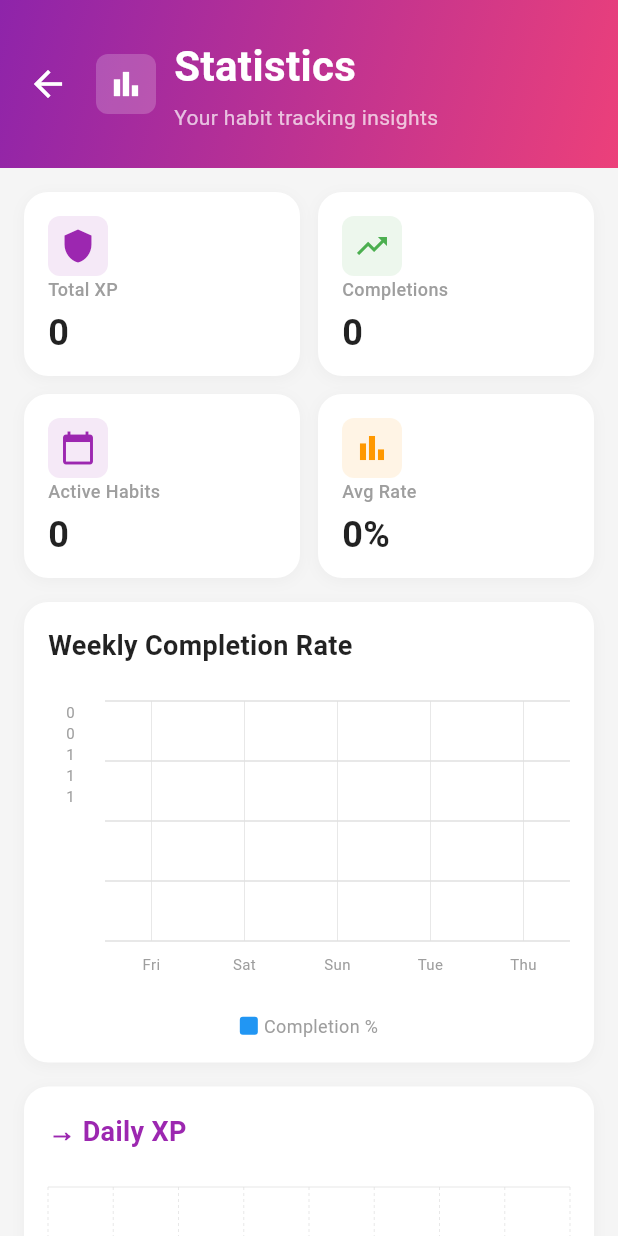
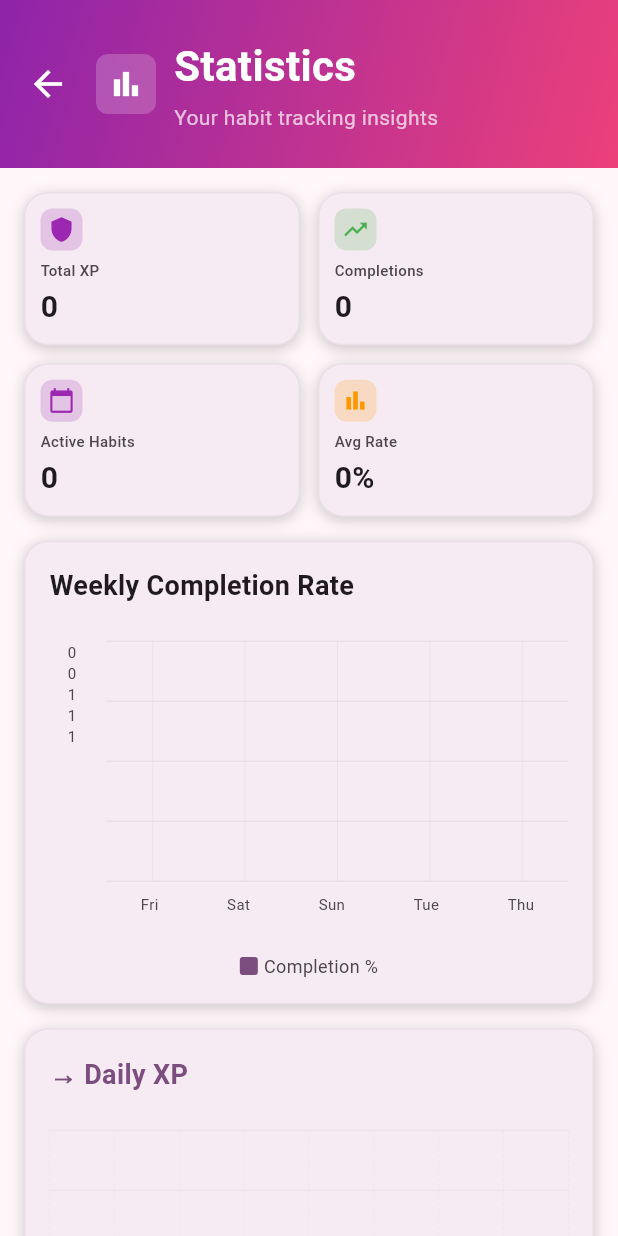
Before and after one commit to erenayar-12/CS310-Group-21, a Flutter app: the StatisticsScreen screen opened directly, on a phone screen of 412 x 824 dp. Run offline on Flutter 3.47's test engine with Material 3 defaults, Android fonts, the phone set to English and light mode, and no system bars; our stand-ins replace sqflite, sqflite_common_ffi; accounts and stored records are empty.

Commit message:
feat: Update statistics page with dark theme and fix overflow issues

```diff
--- a/lib/screens/statistics/statistics_view.dart
+++ b/lib/screens/statistics/statistics_view.dart
@@ -107,13 +107,18 @@ class _StatisticsScreenState extends State<StatisticsScreen> {
 
   @override
   Widget build(BuildContext context) {
+    final theme = Theme.of(context);
     return Scaffold(
-      backgroundColor: Colors.grey.shade100, // Light grey background
+      backgroundColor: theme.colorScheme.surface,
       body: SafeArea(
         child: _isLoading
-            ? const Center(child: CircularProgressIndicator())
+            ? Center(
+                child: CircularProgressIndicator(
+                  color: theme.colorScheme.primary,
+                ),
+              )
             : SingleChildScrollView(
-          padding: const EdgeInsets.only(bottom: 16), // Add bottom padding
+          padding: const EdgeInsets.only(bottom: 16),
           child: Column(
             children: [
               _buildHeader(),
@@ -206,7 +211,7 @@ class _StatisticsScreenState extends State<StatisticsScreen> {
       physics: const NeverScrollableScrollPhysics(),
       crossAxisSpacing: 12,
       mainAxisSpacing: 12,
-      childAspectRatio: 1.5,
+      childAspectRatio: 1.8,
       children: [
         _buildStatCard(
           icon: Icons.shield,
@@ -242,52 +247,59 @@ class _StatisticsScreenState extends State<StatisticsScreen> {
     required String label,
     required String value,
   }) {
+    final theme = Theme.of(context);
     return Container(
       decoration: BoxDecoration(
-        color: Colors.white,
+        color: theme.colorScheme.surfaceContainer,
         borderRadius: BorderRadius.circular(16),
+        border: Border.all(
+          color: theme.colorScheme.outlineVariant.withOpacity(0.3),
+          width: 1,
+        ),
         boxShadow: [
           BoxShadow(
-            color: Colors.grey.withOpacity(0.1),
+            color: Colors.black.withOpacity(0.2),
             blurRadius: 8,
             offset: const Offset(0, 2),
           ),
         ],
       ),
-      padding: const EdgeInsets.all(16),
+      padding: const EdgeInsets.all(10),
       child: Column(
         crossAxisAlignment: CrossAxisAlignment.start,
-        mainAxisAlignment: MainAxisAlignment.spaceBetween,
+        mainAxisSize: MainAxisSize.min,
         children: [
           Container(
-            padding: const EdgeInsets.all(8),
+            padding: const EdgeInsets.all(5),
             decoration: BoxDecoration(
-              color: iconColor.withOpacity(0.1),
+              color: iconColor.withOpacity(0.2),
               borderRadius: BorderRadius.circular(8),
             ),
-            child: Icon(icon, color: iconColor, size: 24),
+            child: Icon(icon, color: iconColor, size: 18),
           ),
-          Column(
-            crossAxisAlignment: CrossAxisAlignment.start,
-            children: [
+          const SizedBox(height: 6),
           Text(
             label,
-                style: const TextStyle(
-                  fontSize: 12,
-                  color: Colors.grey,
+            style: TextStyle(
+              fontSize: 10,
+              color: theme.colorScheme.onSurfaceVariant,
               fontWeight: FontWeight.w500,
             ),
+            maxLines: 1,
+            overflow: TextOverflow.ellipsis,
           ),
-              const SizedBox(height: 4),
-              Text(
+          const SizedBox(height: 3),
+          FittedBox(
+            fit: BoxFit.scaleDown,
+            alignment: Alignment.centerLeft,
+            child: Text(
               value,
-                style: const TextStyle(
-                  fontSize: 24,
+              style: TextStyle(
+                fontSize: 20,
                 fontWeight: FontWeight.bold,
-                  color: Colors.black87,
+                color: theme.colorScheme.onSurface,
               ),
             ),
-            ],
           ),
         ],
       ),
@@ -295,15 +307,20 @@ class _StatisticsScreenState extends State<StatisticsScreen> {
   }
 
   Widget _buildWeeklyCompletionGraph() {
+    final theme = Theme.of(context);
     return Container(
       margin: const EdgeInsets.symmetric(horizontal: 16),
       padding: const EdgeInsets.all(16),
       decoration: BoxDecoration(
-        color: Colors.white,
+        color: theme.colorScheme.surfaceContainer,
         borderRadius: BorderRadius.circular(16),
+        border: Border.all(
+          color: theme.colorScheme.outlineVariant.withOpacity(0.3),
+          width: 1,
+        ),
         boxShadow: [
           BoxShadow(
-            color: Colors.grey.withOpacity(0.1),
+            color: Colors.black.withOpacity(0.2),
             blurRadius: 8,
             offset: const Offset(0, 2),
           ),
@@ -312,19 +329,19 @@ class _StatisticsScreenState extends State<StatisticsScreen> {
       child: Column(
         crossAxisAlignment: CrossAxisAlignment.start,
         children: [
-          const Text(
+          Text(
             'Weekly Completion Rate',
             style: TextStyle(
               fontSize: 18,
               fontWeight: FontWeight.bold,
-              color: Colors.black87,
+              color: theme.colorScheme.onSurface,
             ),
           ),
           const SizedBox(height: 24),
           SizedBox(
             height: 200,
             child: _WeeklyCompletionChart(
-              data: _weeklyCompletion, // This is already List<double>
+              data: _weeklyCompletion,
             ),
           ),
           const SizedBox(height: 8),
@@ -335,14 +352,17 @@ class _StatisticsScreenState extends State<StatisticsScreen> {
                 width: 12,
                 height: 12,
                 decoration: BoxDecoration(
-                  color: Colors.blue,
+                  color: theme.colorScheme.primary,
                   borderRadius: BorderRadius.circular(2),
                 ),
               ),
               const SizedBox(width: 4),
-              const Text(
+              Text(
                 'Completion %',
-                style: TextStyle(fontSize: 12, color: Colors.grey),
+                style: TextStyle(
+                  fontSize: 12,
+                  color: theme.colorScheme.onSurfaceVariant,
+                ),
               ),
             ],
           ),
@@ -352,15 +372,20 @@ class _StatisticsScreenState extends State<StatisticsScreen> {
   }
 
   Widget _buildXPOver30Days() {
+    final theme = Theme.of(context);
     return Container(
-      margin: const EdgeInsets.symmetric(horizontal: 16), // Consistent padding
+      margin: const EdgeInsets.symmetric(horizontal: 16),
       padding: const EdgeInsets.all(16),
       decoration: BoxDecoration(
-        color: Colors.white,
+        color: theme.colorScheme.surfaceContainer,
         borderRadius: BorderRadius.circular(16),
+        border: Border.all(
+          color: theme.colorScheme.outlineVariant.withOpacity(0.3),
+          width: 1,
+        ),
         boxShadow: [
           BoxShadow(
-            color: Colors.grey.withOpacity(0.1),
+            color: Colors.black.withOpacity(0.2),
             blurRadius: 8,
             offset: const Offset(0, 2),
           ),
@@ -369,18 +394,18 @@ class _StatisticsScreenState extends State<StatisticsScreen> {
       child: Column(
         crossAxisAlignment: CrossAxisAlignment.start,
         children: [
-          const Text(
+          Text(
             '→ Daily XP',
             style: TextStyle(
               fontSize: 18,
               fontWeight: FontWeight.bold,
-              color: Colors.purple,
+              color: theme.colorScheme.primary,
             ),
           ),
           const SizedBox(height: 24),
           SizedBox(
             height: 200,
-            child: _DailyXPChart(data: _dailyXPList), // Use real data
+            child: _DailyXPChart(data: _dailyXPList),
           ),
         ],
       ),
@@ -388,21 +413,26 @@ class _StatisticsScreenState extends State<StatisticsScreen> {
   }
 
   Widget _buildHabitCompletions() {
+    final theme = Theme.of(context);
     return Container(
-      margin: const EdgeInsets.symmetric(horizontal: 16), // Consistent padding
+      margin: const EdgeInsets.symmetric(horizontal: 16),
       padding: const EdgeInsets.all(16),
       decoration: BoxDecoration(
-        color: Colors.white,
+        color: theme.colorScheme.surfaceContainer,
         borderRadius: BorderRadius.circular(16),
+        border: Border.all(
+          color: theme.colorScheme.outlineVariant.withOpacity(0.3),
+          width: 1,
+        ),
         boxShadow: [
           BoxShadow(
-            color: Colors.grey.withOpacity(0.1),
+            color: Colors.black.withOpacity(0.2),
             blurRadius: 8,
             offset: const Offset(0, 2),
           ),
         ],
       ),
-      child: const Column(
+      child: Column(
         crossAxisAlignment: CrossAxisAlignment.start,
         children: [
           Text(
@@ -410,10 +440,10 @@ class _StatisticsScreenState extends State<StatisticsScreen> {
             style: TextStyle(
               fontSize: 18,
               fontWeight: FontWeight.bold,
-              color: Colors.black87,
+              color: theme.colorScheme.onSurface,
             ),
           ),
-          SizedBox(height: 16),
+          const SizedBox(height: 16),
           // Empty state - can be filled with actual data later
         ],
       ),
@@ -421,6 +451,7 @@ class _StatisticsScreenState extends State<StatisticsScreen> {
   }
 
   Widget _buildCompletionDetails() {
+    final theme = Theme.of(context);
     // Get habits with completion counts
     final habitDetails = _habits.map((habit) {
       return _HabitDetail(
@@ -433,21 +464,25 @@ class _StatisticsScreenState extends State<StatisticsScreen> {
     // Add dummy habits if needed for demo
     if (habitDetails.isEmpty) {
       habitDetails.addAll([
-        _HabitDetail(name: 'Morning Exercise', color: Colors.blue, count: 0),
-        _HabitDetail(name: 'Read a Book', color: Colors.purple, count: 0),
-        _HabitDetail(name: 'Drink Water', color: Colors.green, count: 0),
+        _HabitDetail(name: 'Morning Exercise', color: Colors.blue.shade400, count: 0),
+        _HabitDetail(name: 'Read a Book', color: Colors.purple.shade400, count: 0),
+        _HabitDetail(name: 'Drink Water', color: Colors.green.shade400, count: 0),
       ]);
     }
 
     return Container(
-      margin: const EdgeInsets.symmetric(horizontal: 16), // Consistent padding
+      margin: const EdgeInsets.symmetric(horizontal: 16),
       padding: const EdgeInsets.all(16),
       decoration: BoxDecoration(
-        color: Colors.white,
+        color: theme.colorScheme.surfaceContainer,
         borderRadius: BorderRadius.circular(16),
+        border: Border.all(
+          color: theme.colorScheme.outlineVariant.withOpacity(0.3),
+          width: 1,
+        ),
         boxShadow: [
           BoxShadow(
-            color: Colors.grey.withOpacity(0.1),
+            color: Colors.black.withOpacity(0.2),
             blurRadius: 8,
             offset: const Offset(0, 2),
           ),
@@ -456,12 +491,12 @@ class _StatisticsScreenState extends State<StatisticsScreen> {
       child: Column(
         crossAxisAlignment: CrossAxisAlignment.start,
         children: [
-          const Text(
+          Text(
             'Completion Details',
             style: TextStyle(
               fontSize: 18,
               fontWeight: FontWeight.bold,
-              color: Colors.black87,
+              color: theme.colorScheme.onSurface,
             ),
           ),
           const SizedBox(height: 16),
@@ -472,6 +507,7 @@ class _StatisticsScreenState extends State<StatisticsScreen> {
   }
 
   Widget _buildHabitDetailRow(_HabitDetail detail) {
+    final theme = Theme.of(context);
     final displayName = detail.name.length > 20
         ? '${detail.name.substring(0, 20)}...'
         : detail.name;
@@ -486,24 +522,31 @@ class _StatisticsScreenState extends State<StatisticsScreen> {
             decoration: BoxDecoration(
               color: detail.color,
               shape: BoxShape.circle,
+              boxShadow: [
+                BoxShadow(
+                  color: detail.color.withOpacity(0.5),
+                  blurRadius: 4,
+                  spreadRadius: 1,
+                ),
+              ],
             ),
           ),
           const SizedBox(width: 12),
           Expanded(
             child: Text(
               displayName,
-              style: const TextStyle(
+              style: TextStyle(
                 fontSize: 14,
-                color: Colors.black87,
+                color: theme.colorScheme.onSurface,
               ),
             ),
           ),
           Text(
             '${detail.count}',
-            style: const TextStyle(
+            style: TextStyle(
               fontSize: 14,
               fontWeight: FontWeight.bold,
-              color: Colors.black87,
+              color: theme.colorScheme.onSurface,
             ),
           ),
         ],
@@ -512,11 +555,11 @@ class _StatisticsScreenState extends State<StatisticsScreen> {
   }
 
   Color _getHabitColor(String emoji) {
-    // Map emojis to colors, or use default
-    if (emoji.contains('🏃') || emoji.contains('💪')) return Colors.blue;
-    if (emoji.contains('📚') || emoji.contains('📖')) return Colors.purple;
-    if (emoji.contains('💧') || emoji.contains('🥤')) return Colors.green;
-    return Colors.grey;
+    // Map emojis to colors, or use default (lighter colors for dark theme)
+    if (emoji.contains('🏃') || emoji.contains('💪')) return Colors.blue.shade400;
+    if (emoji.contains('📚') || emoji.contains('📖')) return Colors.purple.shade400;
+    if (emoji.contains('💧') || emoji.contains('🥤')) return Colors.green.shade400;
+    return Colors.grey.shade400;
   }
 }
 
@@ -542,6 +585,7 @@ class _WeeklyCompletionChart extends StatelessWidget {
 
   @override
   Widget build(BuildContext context) {
+    final theme = Theme.of(context);
     final maxValue = data.isEmpty ? 4.0 : data.reduce(math.max).clamp(1.0, 4.0);
     final chartHeight = 160.0;
     final chartWidth = MediaQuery.of(context).size.width - 64;
@@ -560,7 +604,10 @@ class _WeeklyCompletionChart extends StatelessWidget {
                   final value = maxValue - (index * (maxValue / 4));
                   return Text(
                     value.toStringAsFixed(0),
-                    style: const TextStyle(fontSize: 10, color: Colors.grey),
+                    style: TextStyle(
+                      fontSize: 10,
+                      color: theme.colorScheme.onSurfaceVariant,
+                    ),
                   );
                 }).reversed.toList(),
               ),
@@ -571,7 +618,11 @@ class _WeeklyCompletionChart extends StatelessWidget {
               child: SizedBox(
                 height: chartHeight,
                 child: CustomPaint(
-                  painter: _WeeklyChartPainter(data: data, maxValue: maxValue),
+                  painter: _WeeklyChartPainter(
+                    data: data,
+                    maxValue: maxValue,
+                    gridColor: theme.colorScheme.outlineVariant,
+                  ),
                   size: Size(chartWidth, chartHeight),
                 ),
               ),
@@ -585,12 +636,16 @@ class _WeeklyCompletionChart extends StatelessWidget {
           child: Row(
             mainAxisAlignment: MainAxisAlignment.spaceAround,
             children: labels.map((label) {
-              return SizedBox(
-                width: (chartWidth - 40) / labels.length,
+              return Flexible(
                 child: Text(
                   label,
                   textAlign: TextAlign.center,
-                  style: const TextStyle(fontSize: 10, color: Colors.grey),
+                  style: TextStyle(
+                    fontSize: 10,
+                    color: theme.colorScheme.onSurfaceVariant,
+                  ),
+                  overflow: TextOverflow.ellipsis,
+                  maxLines: 1,
                 ),
               );
             }).toList(),
@@ -604,13 +659,18 @@ class _WeeklyCompletionChart extends StatelessWidget {
 class _WeeklyChartPainter extends CustomPainter {
   final List<double> data;
   final double maxValue;
+  final Color gridColor;
 
-  _WeeklyChartPainter({required this.data, required this.maxValue});
+  _WeeklyChartPainter({
+    required this.data,
+    required this.maxValue,
+    required this.gridColor,
+  });
 
   @override
   void paint(Canvas canvas, Size size) {
     final paint = Paint()
-      ..color = Colors.grey.shade300
+      ..color = gridColor.withOpacity(0.3)
       ..strokeWidth = 1;
 
     // Draw grid lines
@@ -634,17 +694,18 @@ class _WeeklyChartPainter extends CustomPainter {
       );
     }
 
-    // Draw bars (empty for now as per screenshot)
-    // Uncomment to show actual data:
-    // final barPaint = Paint()..color = Colors.blue;
-    // for (int i = 0; i < data.length; i++) {
-    //   final barHeight = (data[i] / maxValue) * size.height;
-    //   final x = i * barWidth;
-    //   canvas.drawRect(
-    //     Rect.fromLTWH(x + 10, size.height - barHeight, barWidth - 20, barHeight),
-    //     barPaint,
-    //   );
-    // }
+    // Draw bars with actual data
+    final barPaint = Paint()..color = const Color(0xFF6A4BFF);
+    for (int i = 0; i < data.length; i++) {
+      final barHeight = (data[i] / maxValue) * size.height;
+      final x = i * barWidth;
+      if (barHeight > 0) {
+        canvas.drawRect(
+          Rect.fromLTWH(x + 10, size.height - barHeight, barWidth - 20, barHeight),
+          barPaint,
+        );
+      }
+    }
   }
 
   @override
@@ -660,6 +721,7 @@ class _DailyXPChart extends StatelessWidget {
 
   @override
   Widget build(BuildContext context) {
+    final theme = Theme.of(context);
     final maxValue = 4.0;
     final chartHeight = 160.0;
     final chartWidth = MediaQuery.of(context).size.width - 64;
@@ -670,7 +732,12 @@ class _DailyXPChart extends StatelessWidget {
         SizedBox(
           height: chartHeight,
           child: CustomPaint(
-            painter: _DailyXPChartPainter(data: data, maxValue: maxValue),
+            painter: _DailyXPChartPainter(
+              data: data,
+              maxValue: maxValue,
+              gridColor: theme.colorScheme.outlineVariant,
+              lineColor: theme.colorScheme.primary,
+            ),
             size: Size(chartWidth, chartHeight),
           ),
         ),
@@ -679,12 +746,16 @@ class _DailyXPChart extends StatelessWidget {
         Row(
           mainAxisAlignment: MainAxisAlignment.spaceAround,
           children: xLabels.map((label) {
-            return SizedBox(
-              width: (chartWidth) / xLabels.length,
+            return Flexible(
               child: Text(
                 label,
                 textAlign: TextAlign.center,
-                style: const TextStyle(fontSize: 10, color: Colors.grey),
+                style: TextStyle(
+                  fontSize: 10,
+                  color: theme.colorScheme.onSurfaceVariant,
+                ),
+                overflow: TextOverflow.ellipsis,
+                maxLines: 1,
               ),
             );
           }).toList(),
@@ -697,13 +768,20 @@ class _DailyXPChart extends StatelessWidget {
 class _DailyXPChartPainter extends CustomPainter {
   final List<double> data;
   final double maxValue;
+  final Color gridColor;
+  final Color lineColor;
 
-  _DailyXPChartPainter({required this.data, required this.maxValue});
+  _DailyXPChartPainter({
+    required this.data,
+    required this.maxValue,
+    required this.gridColor,
+    required this.lineColor,
+  });
 
   @override
   void paint(Canvas canvas, Size size) {
     final gridPaint = Paint()
-      ..color = Colors.grey.shade300
+      ..color = gridColor.withOpacity(0.3)
       ..strokeWidth = 0.5;
 
     // Draw horizontal grid lines
@@ -719,7 +797,7 @@ class _DailyXPChartPainter extends CustomPainter {
     // Draw vertical dotted lines for x-axis labels
     final segmentWidth = size.width / 8;
     final dottedPaint = Paint()
-      ..color = Colors.grey.shade300
+      ..color = gridColor.withOpacity(0.2)
       ..strokeWidth = 0.5
       ..style = PaintingStyle.stroke;
 
@@ -733,15 +811,15 @@ class _DailyXPChartPainter extends CustomPainter {
       canvas.drawPath(path, dottedPaint);
     }
 
-    // Draw line graph (flat at 0 for now as per screenshot)
+    // Draw line graph
     if (data.isNotEmpty) {
       final linePaint = Paint()
-        ..color = Colors.purple
-        ..strokeWidth = 2
+        ..color = lineColor
+        ..strokeWidth = 2.5
         ..style = PaintingStyle.stroke;
 
       final pointPaint = Paint()
-        ..color = Colors.purple
+        ..color = lineColor
         ..style = PaintingStyle.fill;
 
       final path = Path();
@@ -757,8 +835,12 @@ class _DailyXPChartPainter extends CustomPainter {
           path.lineTo(x, y);
         }
 
-        // Draw point
-        canvas.drawCircle(Offset(x, y), 4, pointPaint);
+        // Draw point with glow effect
+        canvas.drawCircle(Offset(x, y), 5, pointPaint);
+        final glowPaint = Paint()
+          ..color = lineColor.withOpacity(0.3)
+          ..style = PaintingStyle.fill;
+        canvas.drawCircle(Offset(x, y), 8, glowPaint);
       }
 
       canvas.drawPath(path, linePaint);
```
Lines whose indentation alone changed are shown as unchanged.
